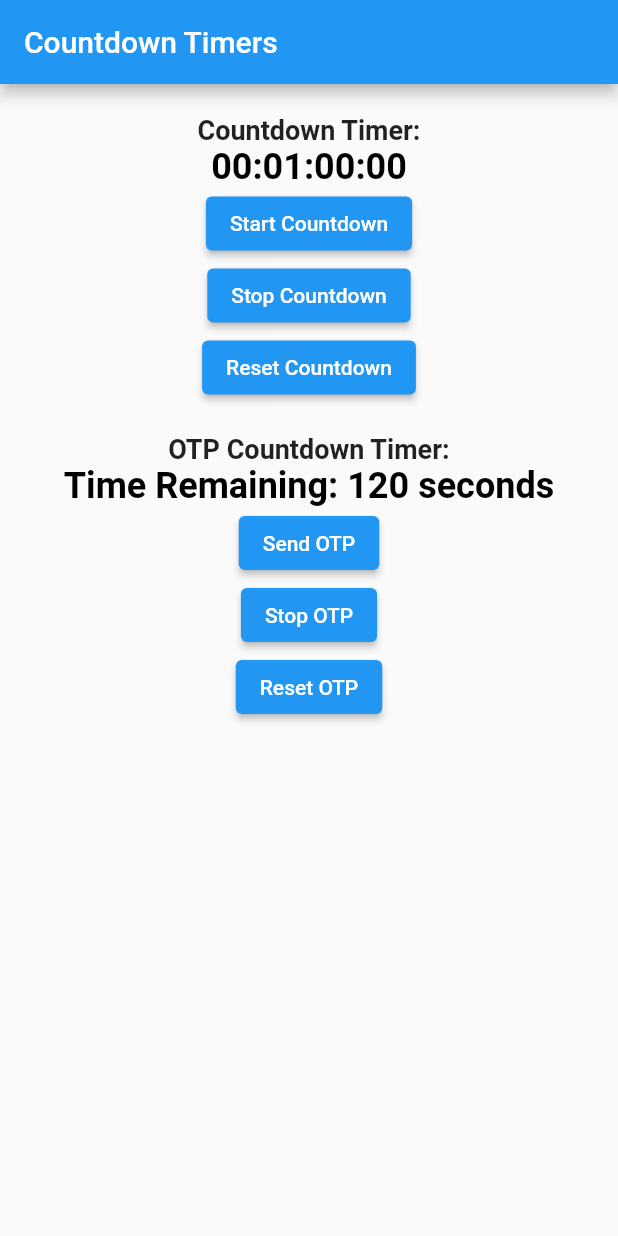
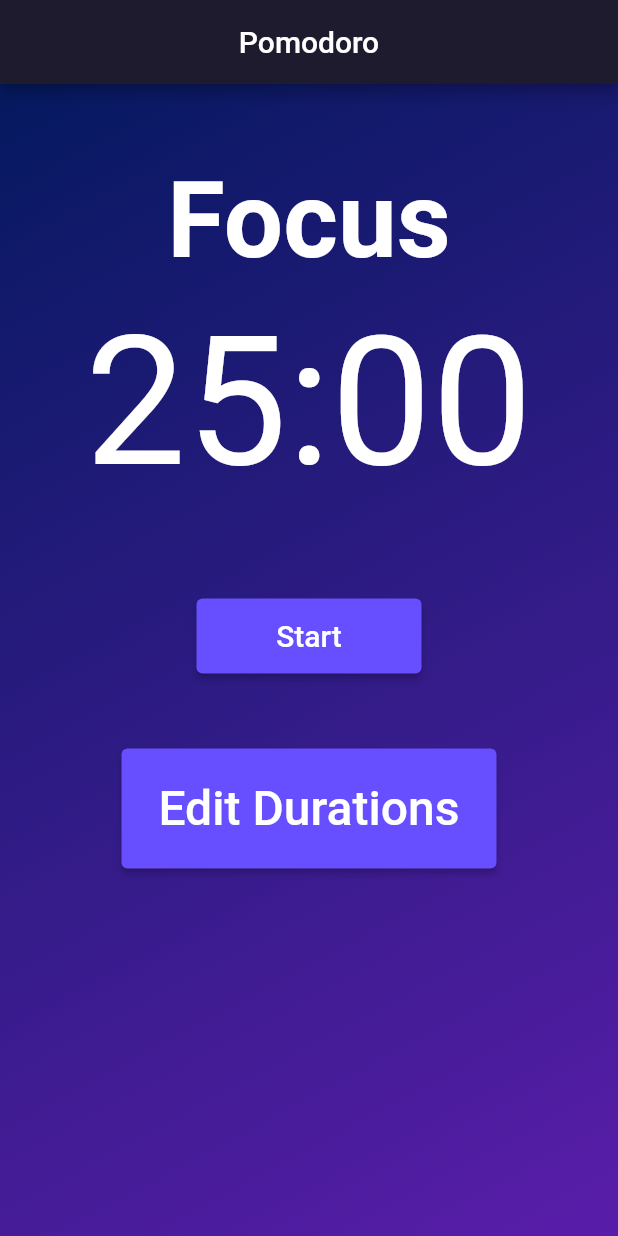
Before and after one commit to AEG14/countdown_timer_gimenez_practice, a Flutter app: the screen it shows after launch, on a phone screen of 412 x 824 dp. Run offline on Flutter 3.47's test engine with Material 2 defaults, Android fonts, the light colour scheme and no system bars.

Commit message:
Tried to create pomodoro timer

```diff
--- a/lib/main.dart
+++ b/lib/main.dart
@@ -3,159 +3,219 @@ import 'dart:async';
 
 void main() {
   runApp(MaterialApp(
-    home: CountdownTimerDemo(),
+    home: PomodoroTimerDemo(),
   ));
 }
 
-class CountdownTimerDemo extends StatefulWidget {
+class PomodoroTimerDemo extends StatefulWidget {
   @override
-  _CountdownTimerDemoState createState() => _CountdownTimerDemoState();
+  _PomodoroTimerDemoState createState() => _PomodoroTimerDemoState();
 }
 
-class _CountdownTimerDemoState extends State<CountdownTimerDemo> {
-  Timer? countdownTimer;
-  Timer? otpTimer;
-  Duration countdownDuration = Duration(hours: 1); //Duration(days: 5);
-  Duration otpDuration = Duration(minutes: 2);
+class _PomodoroTimerDemoState extends State<PomodoroTimerDemo> {
+  Timer? timer;
+  int workDuration = 25;
+  int breakDuration = 5;
+  int? currentDuration;
+  bool isRunning = false;
+  bool isWorkTime = true;
 
   @override
   void initState() {
     super.initState();
   }
 
-  void startCountdownTimer() {
-    countdownTimer =
-        Timer.periodic(Duration(seconds: 1), (_) => setCountdown());
+  void startTimer() {
+    if (currentDuration == null) {
+      currentDuration = workDuration * 60;
     }
 
-  void stopCountdownTimer() {
-    setState(() => countdownTimer?.cancel());
+    timer = Timer.periodic(Duration(seconds: 1), (timer) {
+      if (currentDuration! <= 0) {
+        if (isWorkTime) {
+          currentDuration = breakDuration * 60;
+        } else {
+          currentDuration = workDuration * 60;
         }
+        timer.cancel();
+        isWorkTime = !isWorkTime;
+        startTimer();
+      } else {
+        setState(() {
+          currentDuration = currentDuration! - 1;
+        });
+      }
+    });
 
-  void resetCountdownTimer() {
-    stopCountdownTimer();
-    setState(() => countdownDuration = Duration(hours: 1));
-  }
-
-  void setCountdown() {
-    final reduceSecondsBy = 1;
     setState(() {
-      final seconds = countdownDuration.inSeconds - reduceSecondsBy;
-      if (seconds < 0) {
-        countdownTimer?.cancel();
-      } else {
-        countdownDuration = Duration(seconds: seconds);
-      }
+      isRunning = true;
     });
   }
 
-  void startOtpTimer() {
-    otpTimer = Timer.periodic(Duration(seconds: 1), (_) => setOtpCountdown());
+  void pauseTimer() {
+    timer?.cancel();
+    setState(() {
+      isRunning = false;
+    });
   }
 
-  void stopOtpTimer() {
-    setState(() => otpTimer?.cancel());
+  void resetTimer() {
+    timer?.cancel();
+    setState(() {
+      isRunning = false;
+      currentDuration = null;
+    });
   }
 
-  void resetOtpTimer() {
-    stopOtpTimer();
-    setState(() => otpDuration = Duration(minutes: 2));
+  void editTimings(int workMinutes, int breakMinutes) {
+    workDuration = workMinutes;
+    breakDuration = breakMinutes;
+    if (!isRunning) {
+      currentDuration = null;
     }
-
-  void setOtpCountdown() {
-    final reduceSecondsBy = 1;
-    setState(() {
-      final seconds = otpDuration.inSeconds - reduceSecondsBy;
-      if (seconds < 0) {
-        otpTimer?.cancel();
-      } else {
-        otpDuration = Duration(seconds: seconds);
-      }
-    });
   }
 
   @override
   Widget build(BuildContext context) {
     String strDigits(int n) => n.toString().padLeft(2, '0');
-    final countdownDays = strDigits(countdownDuration.inDays);
-    final countdownHours = strDigits(countdownDuration.inHours.remainder(24));
-    final countdownMinutes =
-        strDigits(countdownDuration.inMinutes.remainder(60));
-    final countdownSeconds =
-        strDigits(countdownDuration.inSeconds.remainder(60));
-
-    final otpSeconds = strDigits(otpDuration.inSeconds);
+    String timerText = currentDuration == null
+        ? '${strDigits(workDuration)}:00'
+        : '${strDigits(currentDuration! ~/ 60)}:${strDigits(currentDuration! % 60)}';
 
     return Scaffold(
+      backgroundColor: Color(0XFF1e1b2e),
       appBar: AppBar(
-        title: Text('Countdown Timers'),
+        title: Center(child: Text('Pomodoro')),
+        backgroundColor: Color(0XFF1e1b2e),
       ),
-      body: Center(
+      body: Container(
+        decoration: BoxDecoration(
+          gradient: LinearGradient(
+            begin: Alignment.topLeft,
+            end: Alignment.bottomRight,
+            colors: [Color(0xFF051960), Color(0xFF591DA9)],
+          ),
+        ),
+        child: Center(
           child: Column(
             children: [
               SizedBox(
-              height: 20,
+                height: 50,
               ),
-            // NORMAL COUNTDOWN PART ----------------------------------------------------
               Text(
-              'Countdown Timer:',
+                isWorkTime ? 'Focus' : 'Rest',
                 style: TextStyle(
-                fontSize: 18,
+                  fontSize: 70,
                   fontWeight: FontWeight.bold,
+                  color: Colors.white,
                 ),
               ),
+              SizedBox(
+                height: 10,
+              ),
               Text(
-              '$countdownDays:$countdownHours:$countdownMinutes:$countdownSeconds',
+                timerText,
                 style: TextStyle(
-                fontWeight: FontWeight.bold,
-                color: Colors.black,
-                fontSize: 24,
+                  fontWeight: FontWeight.normal,
+                  color: Colors.white,
+                  fontSize: 120,
                 ),
               ),
-            ElevatedButton(
-              onPressed: startCountdownTimer,
-              child: Text('Start Countdown'),
+              SizedBox(
+                height: 60,
+              ),
+              Padding(
+                padding: const EdgeInsets.only(right: 16.0, left: 16.0),
+                child: Row(
+                  mainAxisAlignment: MainAxisAlignment.spaceEvenly,
+                  children: [
+                    Padding(
+                      padding: const EdgeInsets.all(.0),
+                      child: ElevatedButton(
+                        onPressed: isRunning ? pauseTimer : startTimer,
+                        child: Text(isRunning ? 'Pause' : 'Start',
+                            style: TextStyle(fontSize: 20)),
+                        style: ButtonStyle(
+                          backgroundColor: MaterialStateProperty.all<Color>(
+                              Color(0XFF674fff)),
+                          minimumSize: MaterialStateProperty.all(Size(150, 50)),
+                        ),
+                      ),
+                    ),
+                    if (isRunning)
+                      Padding(
+                        padding: const EdgeInsets.all(8.0),
+                        child: ElevatedButton(
+                          onPressed: resetTimer,
+                          child: Text('Reset', style: TextStyle(fontSize: 20)),
+                          style: ButtonStyle(
+                            backgroundColor: MaterialStateProperty.all<Color>(
+                                Color(0XFF674fff)),
+                            minimumSize:
+                                MaterialStateProperty.all(Size(150, 50)),
+                          ),
+                        ),
+                      ),
+                  ],
+                ),
+              ),
+              SizedBox(
+                height: 50,
               ),
               ElevatedButton(
-              onPressed: stopCountdownTimer,
-              child: Text('Stop Countdown'),
+                style: ButtonStyle(
+                  backgroundColor:
+                      MaterialStateProperty.all<Color>(Color(0XFF674fff)),
+                  minimumSize: MaterialStateProperty.all(Size(250, 80)),
                 ),
-            ElevatedButton(
-              onPressed: resetCountdownTimer,
-              child: Text('Reset Countdown'),
+                onPressed: () {
+                  showDialog(
+                    context: context,
+                    builder: (BuildContext context) {
+                      return AlertDialog(
+                        title: Text('Edit Timer Durations'),
+                        content: Column(
+                          mainAxisSize: MainAxisSize.min,
+                          children: <Widget>[
+                            TextField(
+                              keyboardType: TextInputType.number,
+                              decoration: InputDecoration(
+                                labelText: 'Work Minutes',
                               ),
-            SizedBox(
-              height: 20,
+                              onChanged: (value) {
+                                workDuration =
+                                    int.tryParse(value) ?? workDuration;
+                              },
                             ),
-            // OTP PART ----------------------------------------------------------
-            Text(
-              'OTP Countdown Timer:',
-              style: TextStyle(
-                fontSize: 18,
-                fontWeight: FontWeight.bold,
+                            TextField(
+                              keyboardType: TextInputType.number,
+                              decoration: InputDecoration(
+                                labelText: 'Break Minutes',
                               ),
-            ),
-            Text(
-              'Time Remaining: $otpSeconds seconds',
-              style: TextStyle(
-                fontWeight: FontWeight.bold,
-                color: Colors.black,
-                fontSize: 24,
-              ),
-            ),
-            ElevatedButton(
-              onPressed: startOtpTimer,
-              child: Text('Send OTP'),
-            ),
-            ElevatedButton(
-              onPressed: stopOtpTimer,
-              child: Text('Stop OTP'),
-            ),
-            ElevatedButton(
-              onPressed: resetOtpTimer,
-              child: Text('Reset OTP'),
+                              onChanged: (value) {
+                                breakDuration =
+                                    int.tryParse(value) ?? breakDuration;
+                              },
                             ),
                           ],
+                        ),
+                        actions: <Widget>[
+                          TextButton(
+                            child: Text('Save'),
+                            onPressed: () {
+                              editTimings(workDuration, breakDuration);
+                              Navigator.of(context).pop();
+                            },
+                          ),
+                        ],
+                      );
+                    },
+                  );
+                },
+                child: Text('Edit Durations', style: TextStyle(fontSize: 32)),
+              ),
+            ],
+          ),
         ),
       ),
     );
```
Also changed, not shown: 1 other file. Lines whose indentation alone changed are shown as unchanged.
